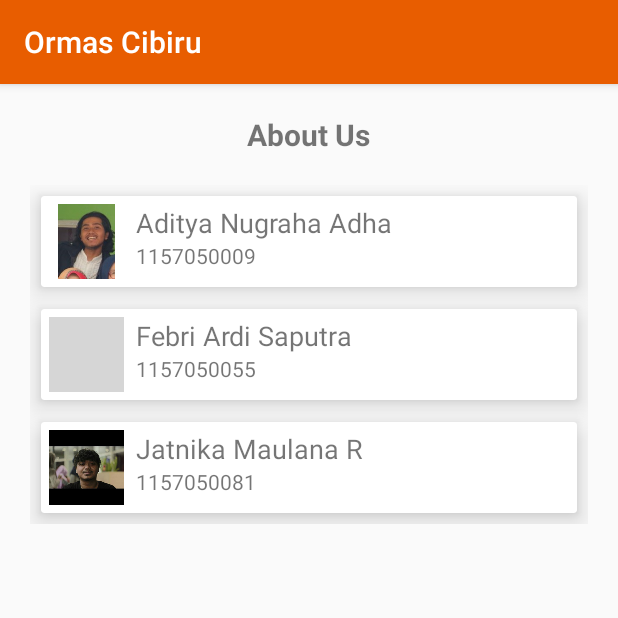
After one commit to febriardis/OrmasCibiru, an Android app: the fragment InfoFragment shown on its own in the app's theme, on a phone screen of 412 x 824 dp, the top half of it. The commit adds this screen. Run offline under Robolectric (Android 15) with nearby library versions, the phone set to English and light mode, and no system bars; 1 statement that could not run was skipped; grey boxes are pictures that could not be loaded.

Commit message:
edit-home

```diff
--- a/app/src/main/java/ormas/aditya/com/ormascibiru/ApiInterface.java
+++ b/app/src/main/java/ormas/aditya/com/ormascibiru/ApiInterface.java
@@ -9,6 +9,6 @@ import retrofit2.http.Query;
 public interface ApiInterface {
     @GET("index.php")
     Call<List<Ormas>> getBuah(
-            @Query("item_type") String item_type
+            @Query("key") String key
     );
 }
--- /dev/null
+++ b/app/src/main/java/ormas/aditya/com/ormascibiru/InfoFragment.java
@@ -0,0 +1,29 @@
+package ormas.aditya.com.ormascibiru;
+
+
+import android.os.Bundle;
+import android.support.v4.app.Fragment;
+import android.view.LayoutInflater;
+import android.view.View;
+import android.view.ViewGroup;
+
+
+/**
+ * A simple {@link Fragment} subclass.
+ */
+public class InfoFragment extends Fragment {
+
+
+    public InfoFragment() {
+        // Required empty public constructor
+    }
+
+
+    @Override
+    public View onCreateView(LayoutInflater inflater, ViewGroup container,
+                             Bundle savedInstanceState) {
+        // Inflate the layout for this fragment
+        return inflater.inflate(R.layout.fragment_info, container, false);
+    }
+
+}
--- a/app/src/main/java/ormas/aditya/com/ormascibiru/MainActivity.java
+++ b/app/src/main/java/ormas/aditya/com/ormascibiru/MainActivity.java
@@ -43,6 +43,9 @@ public class MainActivity extends AppCompatActivity implements BottomNavigationV
             case R.id.ormas_menu:
                 fragment = new OrmasFragment();
                 break;
+            case R.id.info_menu:
+                fragment = new InfoFragment();
+                break;
         }
         return loadFragment(fragment);
     }
--- a/app/src/main/java/ormas/aditya/com/ormascibiru/OrmasFragment.java
+++ b/app/src/main/java/ormas/aditya/com/ormascibiru/OrmasFragment.java
@@ -45,7 +45,7 @@ public class OrmasFragment extends Fragment {
         layoutManager = new LinearLayoutManager(getActivity());
         recyclerView.setLayoutManager(layoutManager);
         recyclerView.setHasFixedSize(true);
-        fetchContact("users");
+        fetchContact("dataormascibiru");
         return view;
     }
 
--- a/app/src/main/java/ormas/aditya/com/ormascibiru/SplashScreen.java
+++ b/app/src/main/java/ormas/aditya/com/ormascibiru/SplashScreen.java
@@ -19,7 +19,7 @@ public class SplashScreen extends AppCompatActivity {
                 startActivity(new Intent(getApplicationContext(), MainActivity.class));
                 finish();
             }
-        }, 2000L); //3000 L = 3 detik
+        }, 1500L); //3000 L = 3 detik
 
     }
 }
--- a/app/src/main/res/layout/fragment_detail.xml
+++ b/app/src/main/res/layout/fragment_detail.xml
@@ -20,8 +20,6 @@
         android:layout_width="match_parent"
         android:layout_height="wrap_content"
         android:layout_below="@id/judul"
-        android:layout_alignParentStart="true"
-        android:layout_marginStart="0dp"
         android:layout_marginTop="7dp"
         android:padding="10dp"
         android:text="Nama Ormas"
@@ -32,7 +30,6 @@
         android:layout_width="match_parent"
         android:layout_height="wrap_content"
         android:layout_below="@id/name"
-        android:layout_alignParentStart="true"
         android:layout_marginTop="47dp"
         android:padding="10dp"
         android:text="Alamat Ormas"
@@ -43,8 +40,6 @@
         android:layout_width="match_parent"
         android:layout_height="wrap_content"
         android:layout_below="@id/address"
-        android:layout_alignParentStart="true"
-        android:layout_marginStart="0dp"
         android:layout_marginTop="-83dp"
         android:padding="10dp"
         android:text="Jenis Ormas"
@@ -55,7 +50,6 @@
         android:layout_width="match_parent"
         android:layout_height="wrap_content"
         android:layout_below="@+id/type"
-        android:layout_alignParentStart="true"
         android:layout_marginTop="55dp"
         android:text="SEARCH ALAMAT"
 
--- /dev/null
+++ b/app/src/main/res/layout/fragment_info.xml
@@ -0,0 +1,136 @@
+<?xml version="1.0" encoding="utf-8"?>
+<RelativeLayout xmlns:android="http://schemas.android.com/apk/res/android"
+    android:layout_width="match_parent"
+    android:layout_height="match_parent"
+    xmlns:app="http://schemas.android.com/apk/res-auto"
+    android:orientation="vertical">
+
+    <TextView
+        android:id="@+id/head"
+        android:layout_centerHorizontal="true"
+        android:layout_marginTop="20dp"
+        android:layout_width="wrap_content"
+        android:layout_height="wrap_content"
+        android:textStyle="bold"
+        android:textSize="20sp"
+        android:text="About Us"/>
+
+    <LinearLayout
+        android:id="@+id/isi"
+        android:layout_margin="20dp"
+        android:layout_below="@id/head"
+        android:layout_width="match_parent"
+        android:layout_height="wrap_content"
+        android:orientation="vertical">
+
+        <android.support.v7.widget.CardView
+            android:layout_width="match_parent"
+            android:layout_height="wrap_content"
+            app:cardElevation="10dp"
+            android:layout_margin="7dp"
+            app:cardCornerRadius="2dp">
+            <LinearLayout
+                android:layout_width="match_parent"
+                android:layout_height="wrap_content"
+                android:layout_margin="5dp"
+                android:orientation="horizontal">
+
+                <ImageView
+                    android:layout_width="50dp"
+                    android:layout_height="50dp"
+                    android:layout_marginRight="8dp"
+                    android:src="@drawable/adit"/>
+
+                <LinearLayout
+                    android:layout_width="match_parent"
+                    android:layout_height="match_parent"
+                    android:orientation="vertical">
+                    <TextView
+                        android:layout_width="wrap_content"
+                        android:layout_height="wrap_content"
+                        android:text="Aditya Nugraha Adha"
+                        android:textSize="18sp"/>
+                    <TextView
+                        android:layout_width="wrap_content"
+                        android:layout_height="wrap_content"
+                        android:text="1157050009"
+                        android:textSize="14sp"/>
+                </LinearLayout>
+            </LinearLayout>
+        </android.support.v7.widget.CardView>
+
+        <android.support.v7.widget.CardView
+            android:layout_width="match_parent"
+            android:layout_height="wrap_content"
+            app:cardElevation="10dp"
+            android:layout_margin="7dp"
+            app:cardCornerRadius="2dp">
+            <LinearLayout
+                android:layout_width="match_parent"
+                android:layout_height="wrap_content"
+                android:layout_margin="5dp"
+                android:orientation="horizontal">
+
+                <ImageView
+                    android:layout_width="50dp"
+                    android:layout_height="50dp"
+                    android:layout_marginRight="8dp"
+                    android:src="@drawable/febri"/>
+
+                <LinearLayout
+                    android:layout_width="match_parent"
+                    android:layout_height="match_parent"
+                    android:orientation="vertical">
+                    <TextView
+                        android:layout_width="wrap_content"
+                        android:layout_height="wrap_content"
+                        android:text="Febri Ardi Saputra"
+                        android:textSize="18sp"/>
+                    <TextView
+                        android:layout_width="wrap_content"
+                        android:layout_height="wrap_content"
+                        android:text="1157050055"
+                        android:textSize="14sp"/>
+                </LinearLayout>
+            </LinearLayout>
+        </android.support.v7.widget.CardView>
+
+        <android.support.v7.widget.CardView
+            android:layout_width="match_parent"
+            android:layout_height="wrap_content"
+            app:cardElevation="10dp"
+            android:layout_margin="7dp"
+            app:cardCornerRadius="2dp">
+            <LinearLayout
+                android:layout_width="match_parent"
+                android:layout_height="wrap_content"
+                android:layout_margin="5dp"
+                android:orientation="horizontal">
+
+                <ImageView
+                    android:layout_width="50dp"
+                    android:layout_height="50dp"
+                    android:layout_marginRight="8dp"
+                    android:src="@drawable/jajat"/>
+
+                <LinearLayout
+                    android:layout_width="match_parent"
+                    android:layout_height="match_parent"
+                    android:orientation="vertical">
+                    <TextView
+                        android:layout_width="wrap_content"
+                        android:layout_height="wrap_content"
+                        android:text="Jatnika Maulana R"
+                        android:textSize="18sp"/>
+                    <TextView
+                        android:layout_width="wrap_content"
+                        android:layout_height="wrap_content"
+                        android:text="1157050081"
+                        android:textSize="14sp"/>
+                </LinearLayout>
+            </LinearLayout>
+        </android.support.v7.widget.CardView>
+
+    </LinearLayout>
+
+</RelativeLayout>
--- a/app/src/main/res/values/colors.xml
+++ b/app/src/main/res/values/colors.xml
@@ -1,6 +1,6 @@
 <?xml version="1.0" encoding="utf-8"?>
 <resources>
-    <color name="colorPrimary">#e1a84d</color>
-    <color name="colorPrimaryDark">#00574B</color>
+    <color name="colorPrimary">#e85d00</color>
+    <color name="colorPrimaryDark">#000000</color>
     <color name="colorAccent">#D81B60</color>
 </resources>
```
Also changed, not shown: app/src/main/res/drawable/adit.jpg (added), app/src/main/res/drawable/gambar1.png, app/src/main/res/drawable/gambar2.jpg (deleted), app/src/main/res/drawable/gambar2.png (added), app/src/main/res/drawable/jajat.jpg (added), app/src/main/res/drawable/splashscreen.jpg (deleted), app/src/main/res/drawable/splashscreen.png (added), 1 other file.
